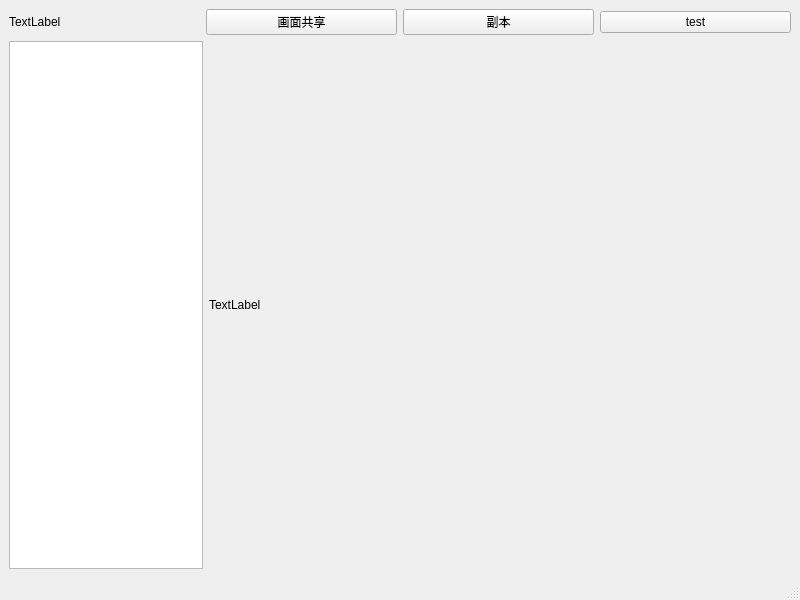
Old version of the form ChunGeEr/mainwindow.ui in the repository chenningup/ChunGeEr.
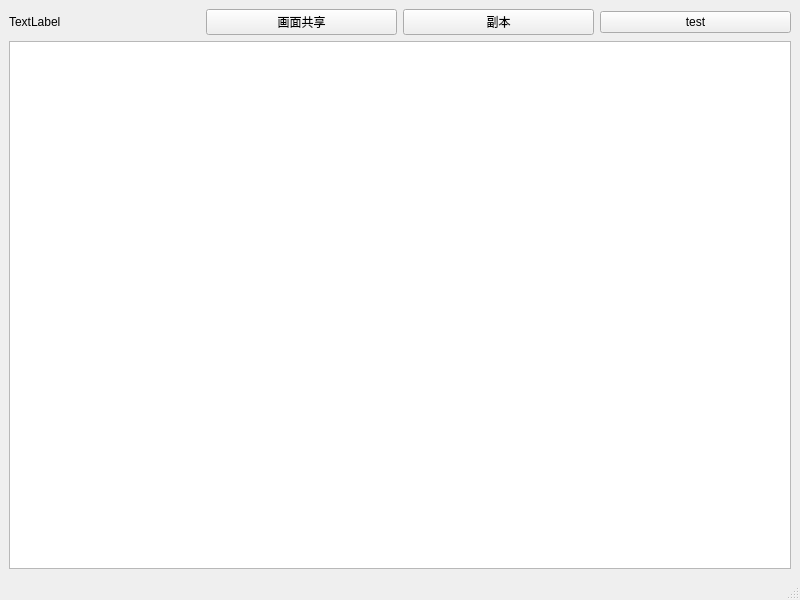
New version of the form.

```diff
--- a/ChunGeEr/mainwindow.ui
+++ b/ChunGeEr/mainwindow.ui
@@ -48,17 +48,10 @@
      </layout>
     </item>
     <item>
-     <layout class="QHBoxLayout" name="horizontalLayout_2" stretch="1,3">
+     <layout class="QHBoxLayout" name="horizontalLayout_2" stretch="1">
       <item>
        <widget class="QTextEdit" name="textEdit"/>
       </item>
-      <item>
-       <widget class="QLabel" name="label">
-        <property name="text">
-         <string>TextLabel</string>
-        </property>
-       </widget>
-      </item>
      </layout>
     </item>
    </layout>
```
Left out of the diff: 2 changed lines with no effect on the pictures.
